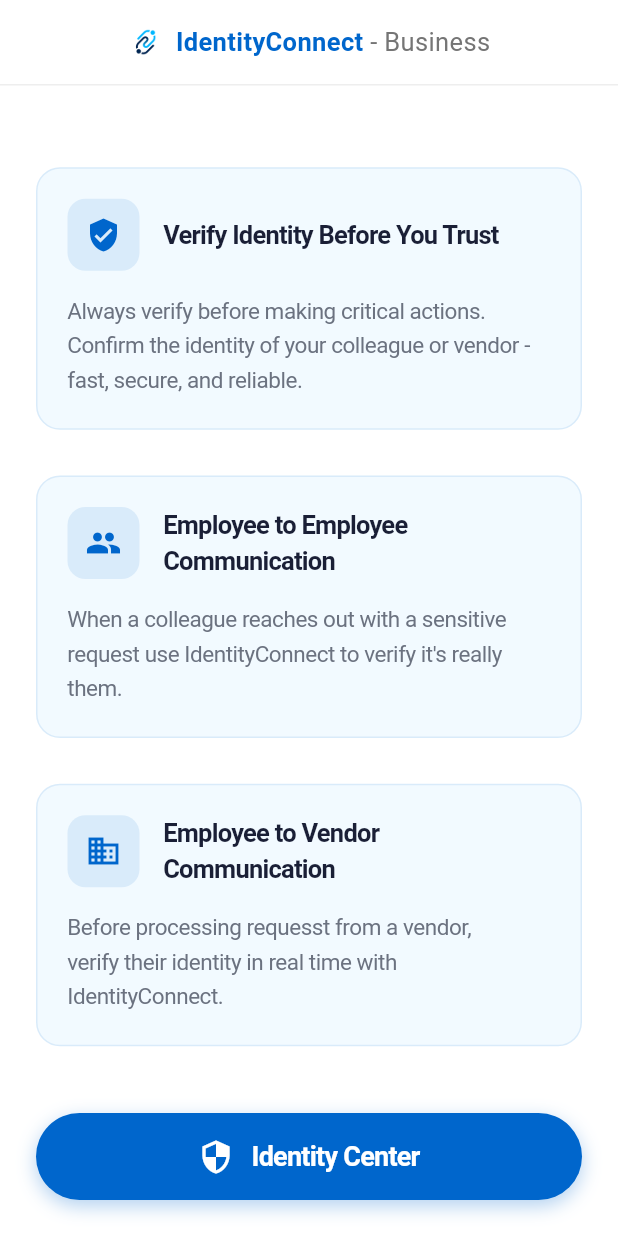
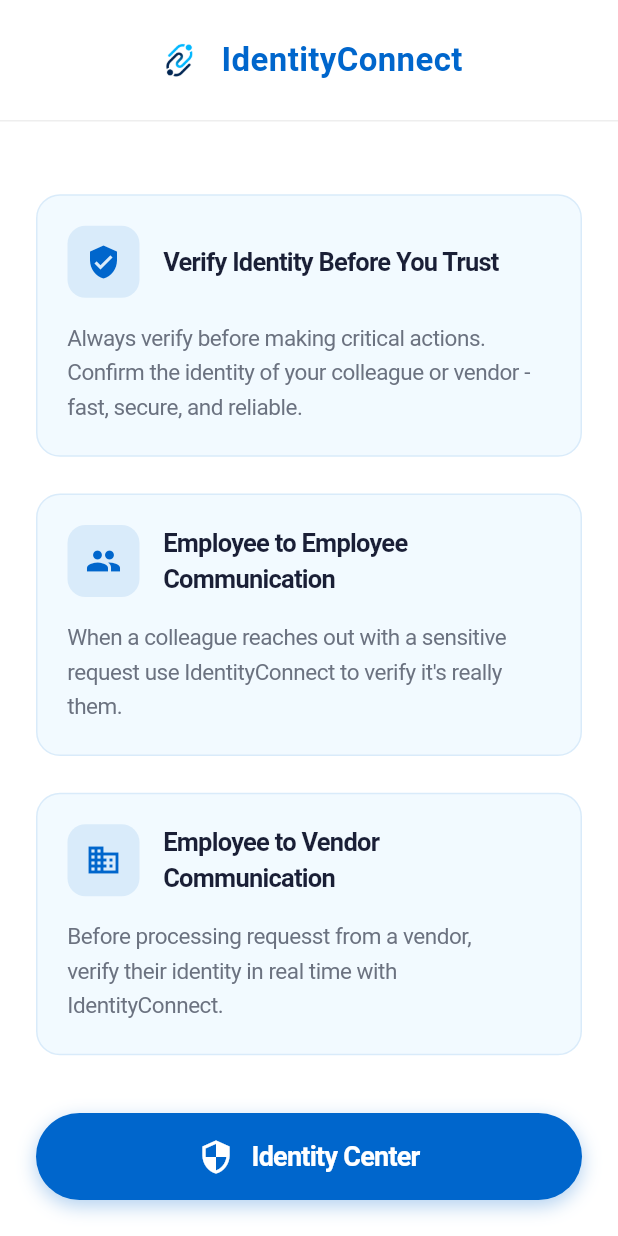
Before and after one commit to sdosecuritynl/IdentityConnectB-Mobile, a Flutter app: the HomeScreen screen opened directly with empty values, on a phone screen of 412 x 824 dp. Run offline on Flutter 3.47's test engine with Material 3 defaults, Android fonts, the light colour scheme and no system bars; our stand-ins replace device_info_plus, flutter_secure_storage, local_auth, shared_preferences, webview_flutter; missing offline and left inert: flutter_jailbreak_detection; accounts and stored records are empty.

Commit message:
Adjust header and footer sizes

```diff
--- a/lib/widgets/app_header.dart
+++ b/lib/widgets/app_header.dart
@@ -28,38 +28,28 @@
         child: Stack(
           alignment: Alignment.center,
           children: [
-            // Centered content that stays fixed
             Padding(
-              padding: const EdgeInsets.symmetric(vertical: 16),
+              padding: const EdgeInsets.symmetric(vertical: 24),
               child: Row(
                 mainAxisAlignment: MainAxisAlignment.center,
                 children: [
                   Image.asset(
                     'assets/logo.png',
-                    height: 24,
-                    width: 24,
+                    height: 32,
+                    width: 32,
                   ),
-                  const SizedBox(width: 8),
+                  const SizedBox(width: 12),
                   Text(
                     'IdentityConnect',
                     style: TextStyle(
                       color: AppTheme.primaryBlue,
-                      fontSize: 17,
+                      fontSize: 22,
                       fontWeight: FontWeight.w600,
-                    ),
-                  ),
-                  Text(
-                    ' - Business',
-                    style: TextStyle(
-                      color: Colors.grey.shade600,
-                      fontSize: 17,
-                      fontWeight: FontWeight.w400,
                     ),
                   ),
                 ],
               ),
             ),
-            // Back button that overlays without affecting center alignment
             if (showBackButton)
               Positioned(
                 left: 4,
```
Also changed, not shown: lib/screens/home_screen2.dart (+46 -69 lines), lib/screens/login_screen.dart (+4 -11 lines).
